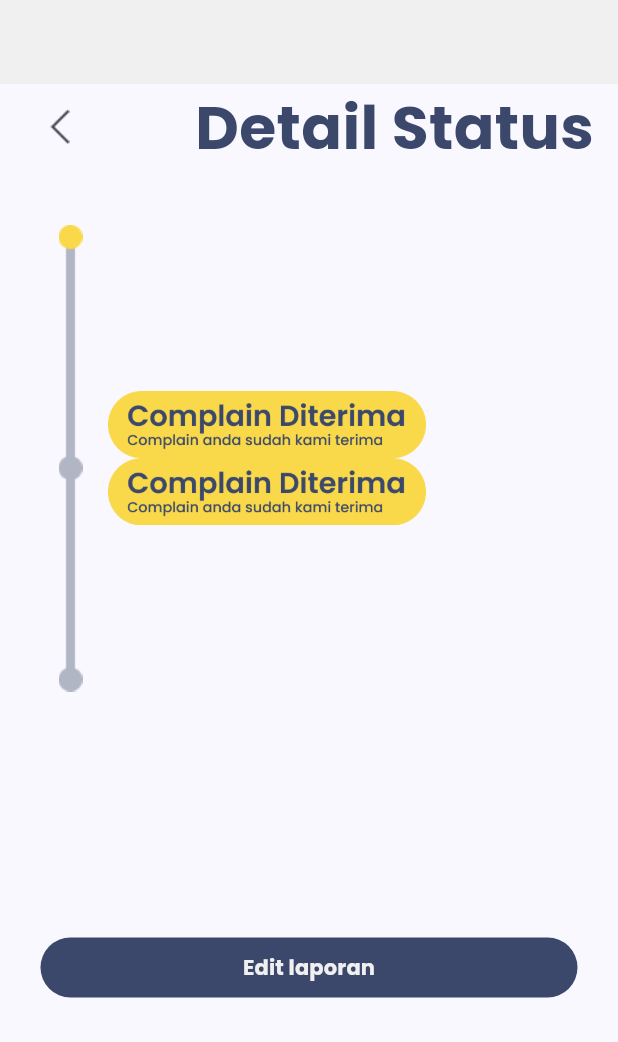
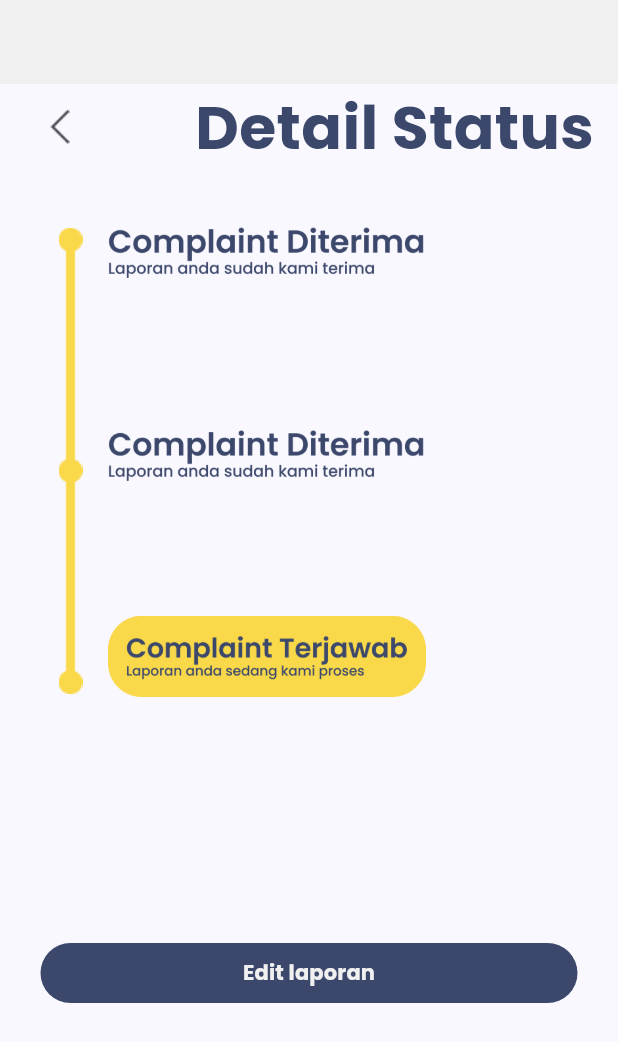
Before and after one commit to Capstone-Alta-19/flutter-ecomplaint, a Flutter app: the screen it shows after launch, on a phone screen of 412 x 824 dp. Shown: the top 1042 px of the screen. Run offline on Flutter 3.47's test engine with Material 2 defaults, Android fonts, the phone set to English and light mode, and no system bars; our stand-ins replace introduction_screen, like_button.

Commit message:
Done detail status complaint

```diff
--- a/lib/config/app_url.dart
+++ b/lib/config/app_url.dart
@@ -1,4 +1,7 @@
 class AppUrl {
-  static const baseUrl = "108.137.190.51:8080";
+  static const baseUrl = "http://108.137.190.51:8080";
   static const String login = "$baseUrl/login/user";
+  static const String register = "$baseUrl/register/user";
+  static const String createComplaint = "$baseUrl/user/complaint";
+  static const String getNews = "$baseUrl/news";
 }
--- a/lib/main.dart
+++ b/lib/main.dart
@@ -1,6 +1,7 @@
 import 'package:flutter/material.dart';
 import 'package:flutter_ecomplaint/config/colors.dart';
 import 'package:flutter_ecomplaint/screen/detail_status_complaint.dart';
+import 'package:flutter_ecomplaint/screen/isi_berita_laporan_page.dart';
 import 'package:flutter_ecomplaint/screen/splash_screen_page.dart';
 import 'package:flutter_ecomplaint/screen/status_complaint_page.dart';
 
@@ -29,7 +30,98 @@ class MyApp extends StatelessWidget {
             backgroundColor: AppColors.secondary100,
             surfaceTintColor: Colors.transparent,
           )),
-      home: const DetailStatusComplaint(),
+      home: DetailStatusComplaint(
+        idComplaint: 1,
+        statusComplaint: status.dijawab,
+      ),
     );
   }
 }
+
+// import 'package:flutter/material.dart';
+
+// import 'package:im_stepper/stepper.dart';
+
+// void main() {
+//   runApp(IconStepperDemo());
+// }
+
+// class IconStepperDemo extends StatefulWidget {
+//   @override
+//   _IconStepperDemo createState() => _IconStepperDemo();
+// }
+
+// class _IconStepperDemo extends State<IconStepperDemo> {
+//   // THE FOLLOWING TWO VARIABLES ARE REQUIRED TO CONTROL THE STEPPER.
+//   int activeStep = 0; // Initial step set to 5.
+
+//   int upperBound = 6; // upperBound MUST BE total number of icons minus 1.
+
+//   @override
+//   Widget build(BuildContext context) {
+//     return MaterialApp(
+//       debugShowCheckedModeBanner: false,
+//       home: Scaffold(
+//         appBar: AppBar(
+//           title: Text('IconStepper Example'),
+//         ),
+//         body: Padding(
+//           padding: const EdgeInsets.all(8.0),
+//           child: Column(
+//             children: [
+//               // IconStepper(
+//               //   icons: [
+//               //     Icon(Icons.supervised_user_circle),
+//               //     Icon(Icons.flag),
+//               //     Icon(Icons.access_alarm),
+//               //     Icon(Icons.supervised_user_circle),
+//               //     Icon(Icons.flag),
+//               //     Icon(Icons.access_alarm),
+//               //     Icon(Icons.supervised_user_circle),
+//               //   ],
+
+//               //   // activeStep property set to activeStep variable defined above.
+//               //   activeStep: activeStep,
+
+//               //   // This ensures step-tapping updates the activeStep.
+//               //   onStepReached: (index) {
+//               //     setState(() {
+//               //       activeStep = index;
+//               //     });
+//               //   },
+//               // ),
+//               DotStepper(
+//                 direction: Axis.vertical,
+//                 dotCount: 3,
+//                 indicator: Indicator.slide,
+//                 fixedDotDecoration: FixedDotDecoration(color: AppColors.primary20),
+//                 spacing: 138,
+//                 dotRadius: 16,
+//                 lineConnectorsEnabled: true,
+//                 lineConnectorDecoration: LineConnectorDecoration(color: AppColors.primary20, strokeWidth: 6),
+//                 indicatorDecoration: IndicatorDecoration(color: Colors.yellow, strokeColor: Colors.yellow),
+//                 activeStep: activeStep,
+//               ),
+
+//               // header(),
+//               // Expanded(
+//               //   child: FittedBox(
+//               //     child: Center(
+//               //       child: Text('$activeStep'),
+//               //     ),
+//               //   ),
+//               // ),
+//               // Row(
+//               //   mainAxisAlignment: MainAxisAlignment.spaceBetween,
+//               //   children: [
+//               //     previousButton(),
+//               //     nextButton(),
+//               //   ],
+//               // ),
+//             ],
+//           ),
+//         ),
+//       ),
+//     );
+//   }
+// }
--- a/lib/screen/detail_status_complaint.dart
+++ b/lib/screen/detail_status_complaint.dart
@@ -1,15 +1,22 @@
 import 'package:flutter/material.dart';
 import 'package:flutter_ecomplaint/config/colors.dart';
+import 'package:flutter_ecomplaint/screen/status_complaint_page.dart';
 import 'package:flutter_ecomplaint/widget/segment_title.dart';
 
+enum status { diterma, diproses, dijawab }
+
 class DetailStatusComplaint extends StatefulWidget {
-  const DetailStatusComplaint({super.key});
+  final status statusComplaint;
+  final idComplaint;
+
+  DetailStatusComplaint({super.key, required this.statusComplaint, required this.idComplaint});
 
   @override
   State<DetailStatusComplaint> createState() => _DetailStatusComplaintState();
 }
 
 class _DetailStatusComplaintState extends State<DetailStatusComplaint> {
+  final damn = "terima";
   @override
   Widget build(BuildContext context) {
     return Scaffold(
@@ -24,7 +31,9 @@ class _DetailStatusComplaintState extends State<DetailStatusComplaint> {
               SizedBox(
                 height: 37,
               ),
-              DetailDiproses(),
+              if (damn == "jawab") DetailDijawab(),
+              if (damn == "proses") DetailDiproses(),
+              if (damn == "terima") DetailDijawab(),
               SizedBox(height: 160),
               FilledButton(
                   style: ButtonStyle(
@@ -76,19 +85,59 @@ class DetailDiproses extends StatelessWidget {
     return Padding(
       padding: const EdgeInsets.only(left: 39.0),
       child: Row(
-        crossAxisAlignment: CrossAxisAlignment.center,
         children: [
-          Image.asset("assets/logo/stepper-line-vertical.png"),
+          Image.asset("assets/logo/stepper-line-vertical2.png"),
           Column(
-            mainAxisAlignment: MainAxisAlignment.spaceAround,
+            crossAxisAlignment: CrossAxisAlignment.start,
             children: [
               Padding(
                 padding: const EdgeInsets.only(left: 17.0),
-                child: Image.asset(width: 212, "assets/logo/on-diterima.png"),
+                child: Image.asset(width: 212, "assets/logo/off-diterima.png"),
               ),
+              SizedBox(height: 110),
               Padding(
                 padding: const EdgeInsets.only(left: 17.0),
-                child: Image.asset(width: 212, "assets/logo/on-diterima.png"),
+                child: Image.asset(width: 212, "assets/logo/on-diproses.png"),
+              ),
+              SizedBox(height: 150),
+            ],
+          )
+        ],
+      ),
+    );
+  }
+}
+
+class DetailDijawab extends StatelessWidget {
+  const DetailDijawab({super.key});
+
+  @override
+  Widget build(BuildContext context) {
+    return Padding(
+      padding: const EdgeInsets.only(left: 39.0),
+      child: Row(
+        children: [
+          Column(
+            children: [
+              Image.asset("assets/logo/stepper-line-vertical3.png"),
+            ],
+          ),
+          Column(
+            crossAxisAlignment: CrossAxisAlignment.start,
+            children: [
+              Padding(
+                padding: const EdgeInsets.only(left: 17.0),
+                child: Image.asset(width: 212, "assets/logo/off-diterima.png"),
+              ),
+              SizedBox(height: 100),
+              Padding(
+                padding: const EdgeInsets.only(left: 17.0),
+                child: Image.asset(width: 212, "assets/logo/off-diproses.png"),
+              ),
+              SizedBox(height: 90),
+              Padding(
+                padding: const EdgeInsets.only(left: 17.0),
+                child: Image.asset(width: 212, "assets/logo/on-dijawab.png"),
               ),
             ],
           )
--- a/lib/screen/isi_berita_laporan_page.dart
+++ b/lib/screen/isi_berita_laporan_page.dart
@@ -101,7 +101,7 @@ class _IsiBeritaLaporanPageState extends State<IsiBeritaLaporanPage> {
                             const SizedBox(height: 8),
                             const IsiLaporanItem(
                               laporan: "Dosen Matakuliah salah memasukan nilai",
-                              tanggapan: "Terimakasih telah menyuarakan melalui Complainz. Tim terkait sudah melakukan penyelidikan pada Dosen yang Bersangkutan",
+                              tanggapan: null,
                             ),
                             const SizedBox(height: 8),
                             SelengkapnyaButton(onPressed: () {}),
--- a/pubspec.yaml
+++ b/pubspec.yaml
@@ -41,6 +41,7 @@ dependencies:
   provider: ^6.0.5
   shared_preferences: ^2.1.1
   like_button: ^2.0.5
+  im_stepper: ^1.0.1+1
 
 
 dev_dependencies:
```
Also changed, not shown: lib/widget/isi_laporan_item.dart (+10 -5 lines), pubspec.lock.
